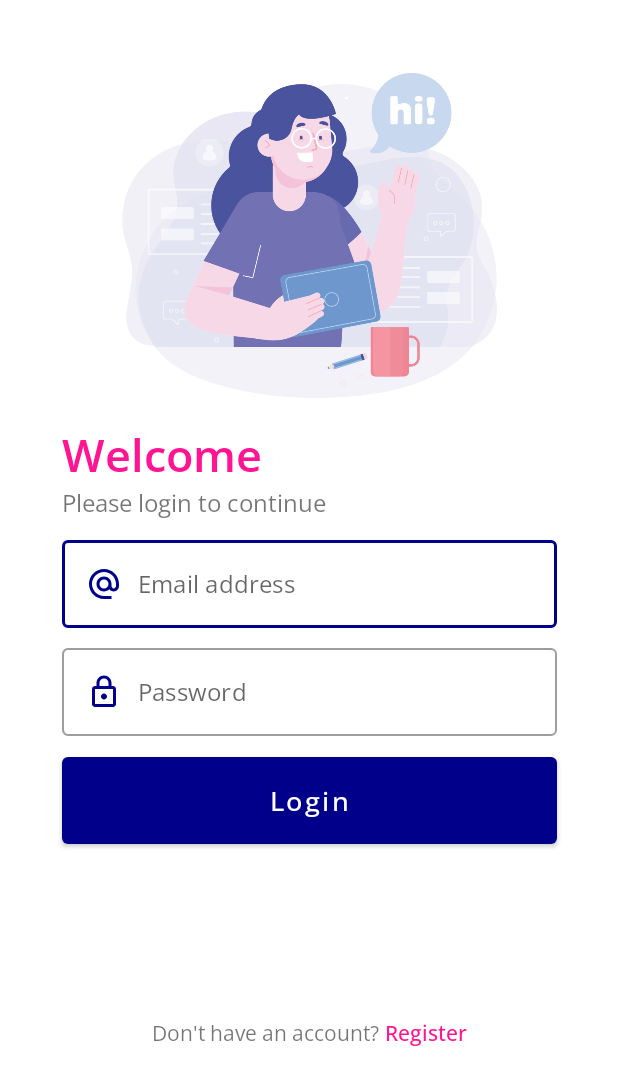
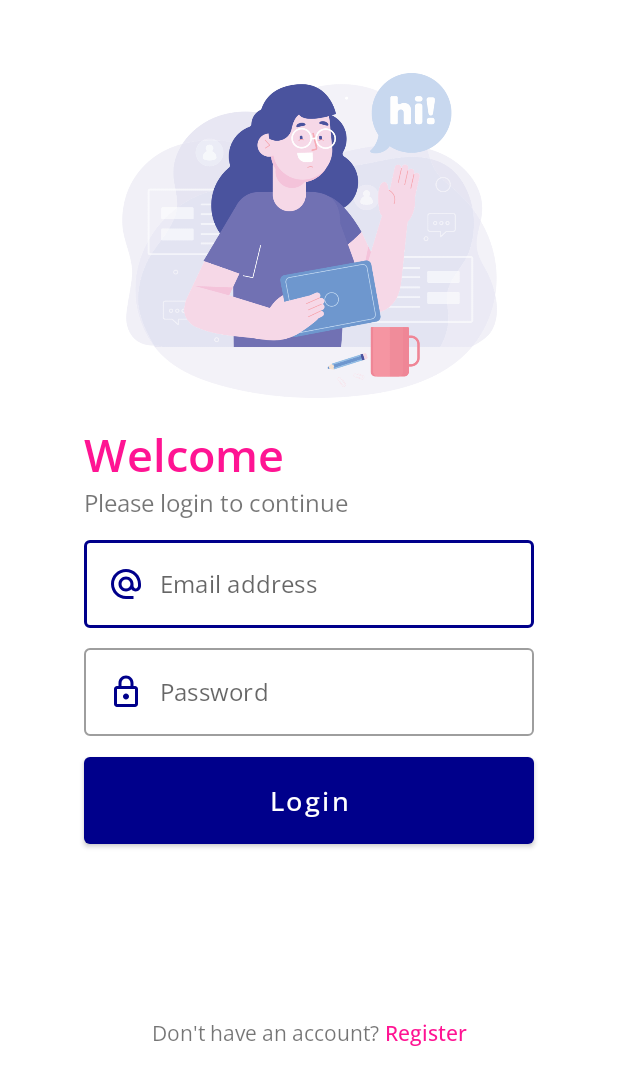
Before and after one commit to fatkhurhmn/dicoding-android-intermediate-submission, an Android app: the screen it shows after launch (AuthenticationActivity), on a phone screen of 412 x 824 dp. Shown: the top 1085 px of the screen. Run offline under Robolectric (Android 15) with nearby library versions, the phone set to English and light mode, and no system bars.

Commit message:
change size of edit text

```diff
--- a/app/src/main/res/values/themes.xml
+++ b/app/src/main/res/values/themes.xml
@@ -34,7 +34,7 @@
     </style>
 
     <style name="TextInputLayout" parent="Widget.MaterialComponents.TextInputLayout.OutlinedBox">
-        <item name="android:layout_width">330dp</item>
+        <item name="android:layout_width">300dp</item>
         <item name="android:layout_height">wrap_content</item>
     </style>
 
@@ -49,7 +49,7 @@
     </style>
 
     <style name="Button.Auth">
-        <item name="android:layout_width">330dp</item>
+        <item name="android:layout_width">300dp</item>
         <item name="android:layout_height">70dp</item>
         <item name="textAllCaps">false</item>
         <item name="android:textSize">18sp</item>
```
